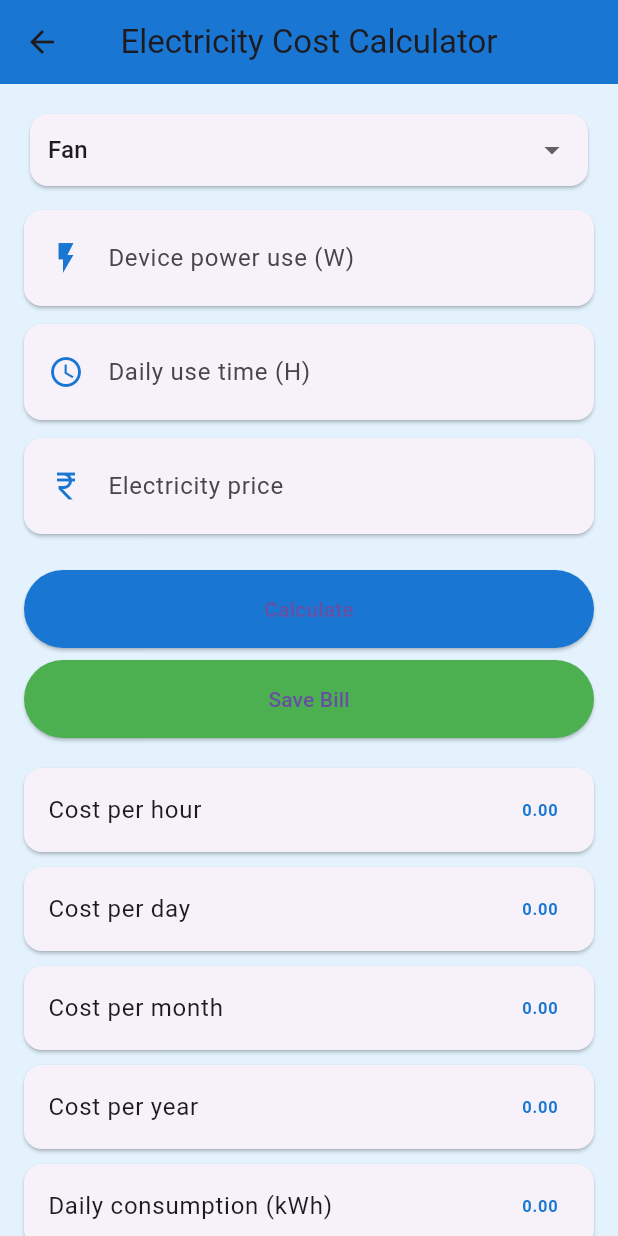
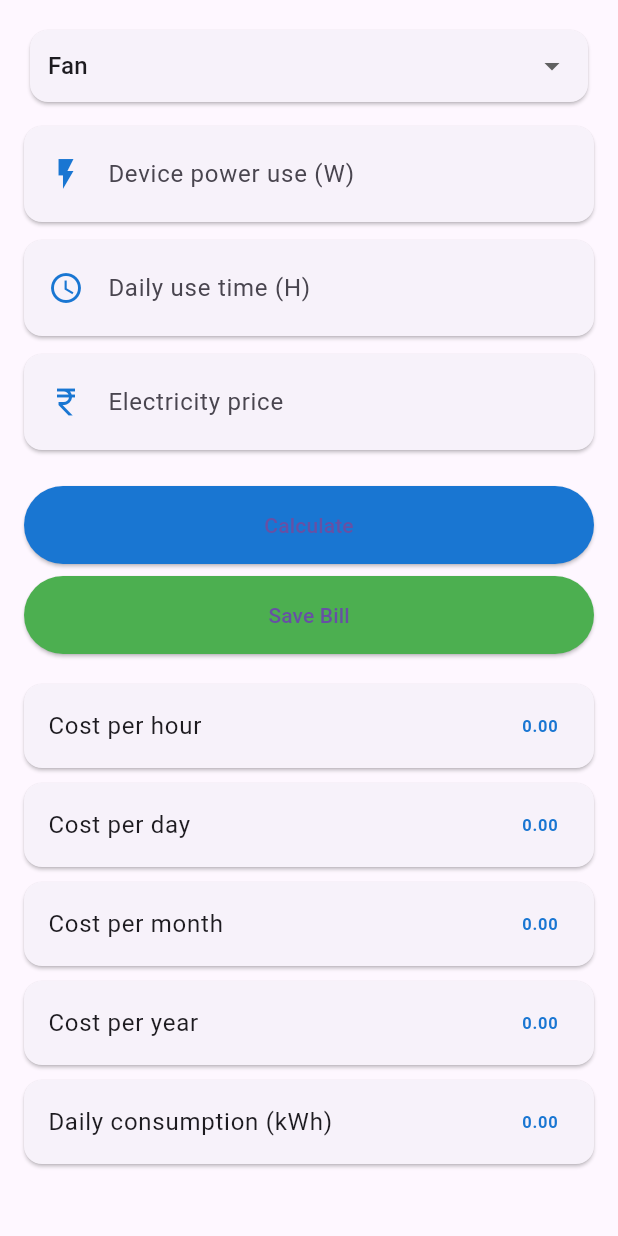
Before and after one commit to tanmayj01/power_mate, a Flutter app: the EnergyCostCalculator widget shown alone on an empty page, opened directly with empty values, after a tap on "Save Bill", on a phone screen of 412 x 824 dp. Run offline on Flutter 3.47's test engine with Material 3 defaults, Android fonts, the phone set to English and light mode, and no system bars.

Commit message:
frontend2

```diff
--- a/lib/homepage.dart
+++ b/lib/homepage.dart
@@ -75,24 +75,16 @@ class _EnergyCostCalculatorState extends State<EnergyCostCalculator> {
 
     ScaffoldMessenger.of(context).showSnackBar(
       const SnackBar(
-        content: Text("Bill saved successfully."),
+        content: Text("Bill saved successfully"),
       ),
     );
   }
 
   @override
   Widget build(BuildContext context) {
-    const mediumBlue = Color(0xFF1976D2);
     const lightBlueBg = Color(0xFFE3F2FD);
 
-    return Scaffold(
-      backgroundColor: lightBlueBg,
-      appBar: AppBar(
-        backgroundColor: mediumBlue,
-        title: const Text('Electricity Cost Calculator'),
-        centerTitle: true,
-      ),
-      body: SingleChildScrollView(
+    return SingleChildScrollView(
       padding: const EdgeInsets.all(16),
       child: Column(
         children: [
@@ -163,7 +155,7 @@ class _EnergyCostCalculatorState extends State<EnergyCostCalculator> {
 
           ElevatedButton(
             style: ElevatedButton.styleFrom(
-                backgroundColor: mediumBlue,
+              backgroundColor: const Color(0xFF1976D2),
               minimumSize: const Size(double.infinity, 52),
             ),
             onPressed: calculate,
@@ -189,7 +181,6 @@ class _EnergyCostCalculatorState extends State<EnergyCostCalculator> {
           resultCard("Cost per year", costYear),
           resultCard("Daily consumption (kWh)", dailyUnit),
         ],
-        ),
       ),
     );
   }
--- a/lib/main.dart
+++ b/lib/main.dart
@@ -1,5 +1,5 @@
 import 'package:flutter/material.dart';
-import 'login_page.dart'; // or main_screen.dart if no login
+import 'login_page.dart'; // open the login screen first.
 
 void main() {
   runApp(const MyApp());
```
Lines whose indentation alone changed are shown as unchanged.
